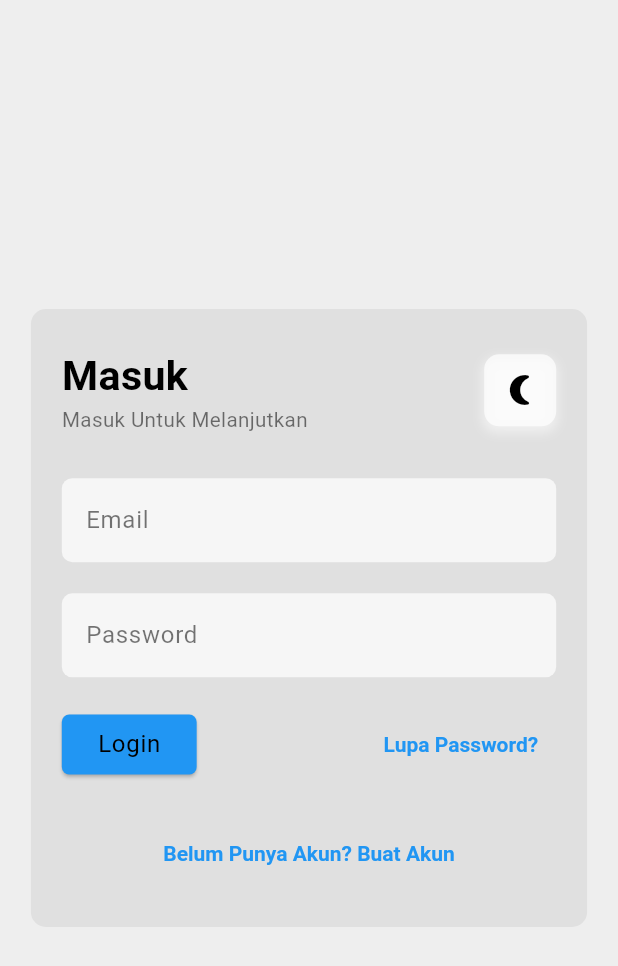
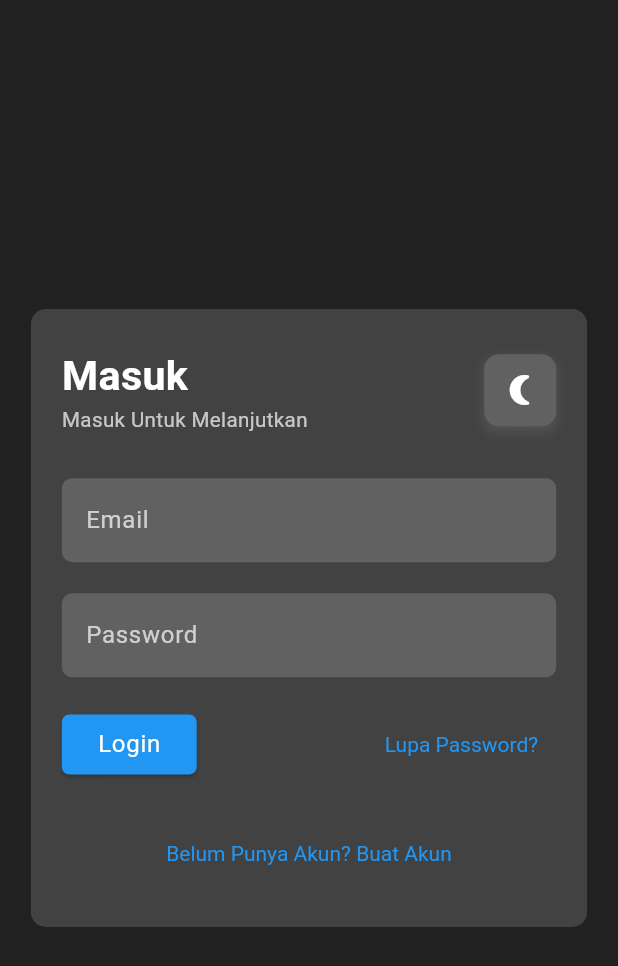
Before and after one commit to izasoerya/bamboo_app, a Flutter app: the screen it shows after launch, after a tap on "Login", on a phone screen of 412 x 824 dp. Shown: the top 966 px of the screen. Run offline on Flutter 3.47's test engine with Material 3 defaults, Android fonts, the phone set to English and light mode, and no system bars; our stand-ins replace flutter_bloc, flutter_screenutil, go_router, google_maps_flutter; missing offline and left inert: flutter_config; generated files the repository leaves out were written again.

Commit message:
add packages

```diff
--- a/lib/main.dart
+++ b/lib/main.dart
@@ -1,7 +1,10 @@
-import 'dart:async';
 import 'package:flutter/material.dart';
 import 'src/app.dart';
+import 'package:flutter_config/flutter_config.dart';
 
 void main() async {
+  WidgetsFlutterBinding.ensureInitialized(); // Required by FlutterConfig
+  await FlutterConfig.loadEnvVariables();
+
   runApp(const MyApp());
 }
--- a/lib/src/app/blocs/theme_state.dart
+++ b/lib/src/app/blocs/theme_state.dart
@@ -12,7 +12,7 @@ class ThemeState {
 }
 
 class ThemeStateBloc extends Bloc<ThemeEvent, ThemeState> {
-  ThemeStateBloc() : super(ThemeState(themeMode: ThemeMode.system)) {
+  ThemeStateBloc() : super(ThemeState(themeMode: ThemeMode.dark)) {
     on<ToggleThemeEvent>((event, emit) {
       emit(ThemeState(
         themeMode: state.themeMode == ThemeMode.light
--- a/pubspec.yaml
+++ b/pubspec.yaml
@@ -13,6 +13,7 @@ dependencies:
   flutter:
     sdk: flutter
   flutter_bloc: ^8.1.6
+  flutter_config: ^2.0.2
   flutter_localizations:
     sdk: flutter
   flutter_screenutil: ^5.9.3
```
Also changed, not shown: pubspec.lock, 3 other files.
